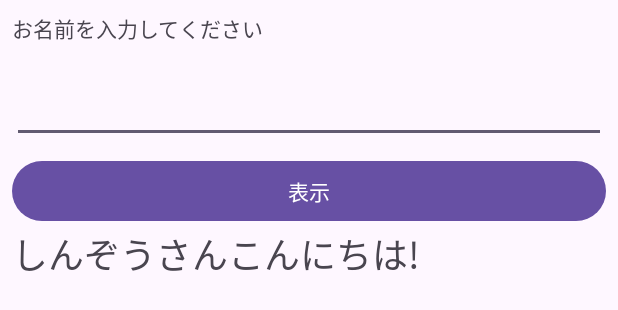
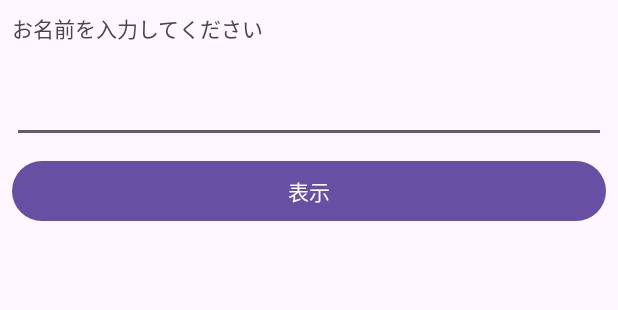
Before and after one commit to its22013/Android1, an Android app: the layout activity_main.xml on its own in the app's theme, with its tools: preview values and no code run, on a phone screen of 412 x 824 dp. Shown: the top 310 px of the screen. Run offline under Robolectric (Android 15) with nearby library versions, the phone set to English and light mode, and no system bars.

Commit message:
４章終わり。

```diff
--- a/HelloSample/app/build.gradle
+++ b/HelloSample/app/build.gradle
@@ -30,6 +30,9 @@ android {
     kotlinOptions {
         jvmTarget = '1.8'
     }
+    buildFeatures {
+        viewBinding = true
+    }
 }
 
 dependencies {
--- a/HelloSample/app/src/main/res/layout/activity_main.xml
+++ b/HelloSample/app/src/main/res/layout/activity_main.xml
@@ -35,7 +35,6 @@
         android:id="@+id/tvOutput"
         android:layout_width="match_parent"
         android:layout_height="wrap_content"
-        android:textSize="24dp"
-        tools:text="しんぞうさんこんにちは!" />
+        android:textSize="24sp" />
 
 </LinearLayout>
```
Also changed, not shown: HelloSample/app/src/main/java/jp/ac/it_college/std/s22013/hellosample/MainActivity.kt (+22 -7 lines).
